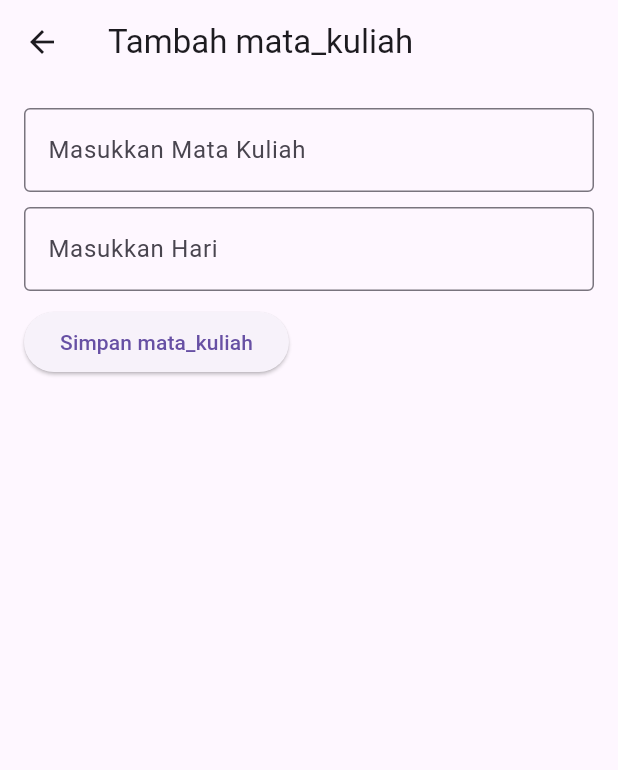
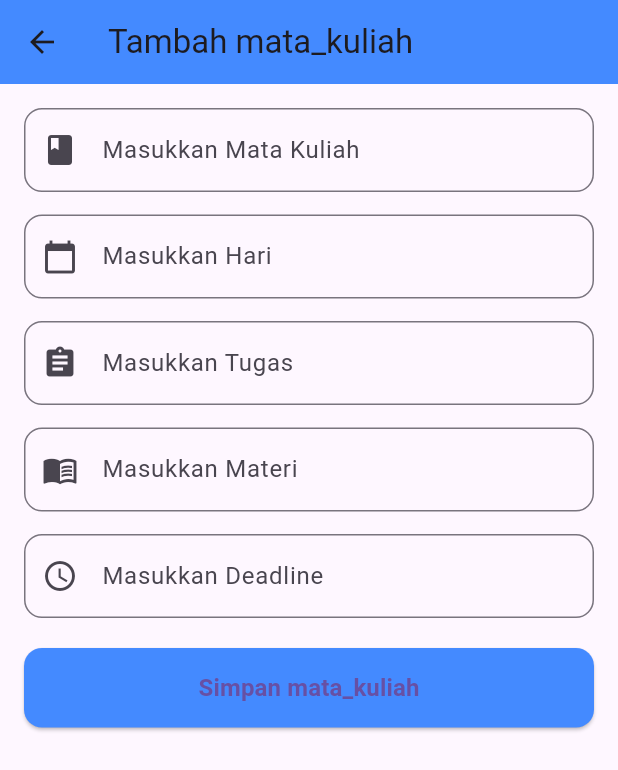
Before and after one commit to lioneladitya/aplikasi-jadwal-kuliah, a Flutter app: the MahasiswaAddView screen opened directly, on a phone screen of 412 x 824 dp. Shown: the top 770 px of the screen. Run offline on Flutter 3.47's test engine with Material 3 defaults, Android fonts, the phone set to English and light mode, and no system bars; our stand-ins replace cloud_firestore, firebase_auth, firebase_core, get; accounts and stored records are empty.

Commit message:
merubah tampilan di menu tambah matakuliah dan menambahkan fitur fitur terbaru, serta merubah sedikit fitur di menu home

```diff
--- a/lib/app/modules/home/views/home_view.dart
+++ b/lib/app/modules/home/views/home_view.dart
@@ -60,16 +60,6 @@ class _DashboardAdminState extends State<DashboardAdmin> {
           _fragment[_index]['title'],
           style: TextStyle(fontWeight: FontWeight.w600),
         ),
-        actions: [
-          IconButton(
-            tooltip: "Add New",
-            onPressed: () {
-              Widget? addView = _fragment[_index]['add']();
-              if (addView != null) Get.to(addView);
-            },
-            icon: Icon(Icons.add_circle, size: 28),
-          ),
-        ],
       ),
       body: Container(
         decoration: BoxDecoration(
--- a/lib/app/modules/mahasiswa/views/mahasiswa_add_view.dart
+++ b/lib/app/modules/mahasiswa/views/mahasiswa_add_view.dart
@@ -14,12 +14,9 @@ class MahasiswaAddView extends StatefulWidget {
 class _MahasiswaAddViewState extends State<MahasiswaAddView> {
   final TextEditingController _mataKuliahController = TextEditingController();
   final TextEditingController _hariController = TextEditingController();
-  final TextEditingController _tugasController =
-      TextEditingController(); // Tugas
-  final TextEditingController _materiController =
-      TextEditingController(); // Materi
-  final TextEditingController _deadlineController =
-      TextEditingController(); // Deadline
+  final TextEditingController _tugasController = TextEditingController();
+  final TextEditingController _materiController = TextEditingController();
+  final TextEditingController _deadlineController = TextEditingController();
 
   @override
   void initState() {
@@ -32,20 +29,17 @@ class _MahasiswaAddViewState extends State<MahasiswaAddView> {
   Future<void> _loadExistingData(String docId) async {
     try {
       var doc = await FirebaseFirestore.instance
-          .collection(widget.type) // Gunakan widget.type untuk koleksi
+          .collection(widget.type)
           .doc(docId)
           .get();
       if (doc.exists) {
         setState(() {
           var data = doc.data()!;
-          _mataKuliahController.text = data['mata_kuliah'] ?? ''; // Validasi
-          _hariController.text = data['hari'] ?? ''; // Validasi
-          _tugasController.text =
-              data.containsKey('tugas') ? data['tugas'] : '';
-          _materiController.text =
-              data.containsKey('materi') ? data['materi'] : '';
-          _deadlineController.text =
-              data.containsKey('deadline') ? data['deadline'] : '';
+          _mataKuliahController.text = data['mata_kuliah'] ?? '';
+          _hariController.text = data['hari'] ?? '';
+          _tugasController.text = data['tugas'] ?? '';
+          _materiController.text = data['materi'] ?? '';
+          _deadlineController.text = data['deadline'] ?? '';
         });
       }
     } catch (e) {
@@ -62,70 +56,77 @@ class _MahasiswaAddViewState extends State<MahasiswaAddView> {
         title: Text(widget.docId == null
             ? 'Tambah ${widget.type}'
             : 'Edit ${widget.type}'),
+        backgroundColor: Colors.blueAccent,
       ),
-      body: Padding(
+      body: SingleChildScrollView(
+        child: Padding(
           padding: const EdgeInsets.all(16.0),
           child: Column(
             crossAxisAlignment: CrossAxisAlignment.start,
             children: [
-            // Input field untuk nama mata kuliah
               TextField(
                 controller: _mataKuliahController,
                 decoration: InputDecoration(
                   labelText: 'Masukkan Mata Kuliah',
-                border: OutlineInputBorder(),
+                  border: OutlineInputBorder(
+                    borderRadius: BorderRadius.circular(12),
+                  ),
+                  prefixIcon: Icon(Icons.book),
                 ),
               ),
-            SizedBox(height: 10),
-            // Input field untuk hari
+              SizedBox(height: 15),
               TextField(
                 controller: _hariController,
                 decoration: InputDecoration(
                   labelText: 'Masukkan Hari',
-                border: OutlineInputBorder(),
+                  border: OutlineInputBorder(
+                    borderRadius: BorderRadius.circular(12),
+                  ),
+                  prefixIcon: Icon(Icons.calendar_today),
                 ),
               ),
-            SizedBox(height: 10),
-
-            // Kondisional untuk menambahkan input field berdasarkan jenis data
-            if (widget.type == 'daftar_tugas' ||
-                widget.type == 'daftar_materi' ||
-                widget.type == 'daftar_deadline') ...[
-              // Input field untuk tugas
+              SizedBox(height: 15),
               TextField(
                 controller: _tugasController,
                 decoration: InputDecoration(
                   labelText: 'Masukkan Tugas',
-                  border: OutlineInputBorder(),
+                  border: OutlineInputBorder(
+                    borderRadius: BorderRadius.circular(12),
+                  ),
+                  prefixIcon: Icon(Icons.assignment),
                 ),
               ),
-              SizedBox(height: 10),
-            ],
-            if (widget.type == 'daftar_materi' ||
-                widget.type == 'daftar_deadline') ...[
-              // Input field untuk materi
+              SizedBox(height: 15),
               TextField(
                 controller: _materiController,
                 decoration: InputDecoration(
                   labelText: 'Masukkan Materi',
-                  border: OutlineInputBorder(),
+                  border: OutlineInputBorder(
+                    borderRadius: BorderRadius.circular(12),
+                  ),
+                  prefixIcon: Icon(Icons.menu_book),
                 ),
               ),
-              SizedBox(height: 10),
-            ],
-            if (widget.type == 'daftar_deadline') ...[
-              // Input field untuk deadline
+              SizedBox(height: 15),
               TextField(
                 controller: _deadlineController,
                 decoration: InputDecoration(
                   labelText: 'Masukkan Deadline',
-                  border: OutlineInputBorder(),
+                  border: OutlineInputBorder(
+                    borderRadius: BorderRadius.circular(12),
+                  ),
+                  prefixIcon: Icon(Icons.access_time),
                 ),
               ),
-              SizedBox(height: 10),
-            ],
-
+              SizedBox(height: 20),
               ElevatedButton(
+                style: ElevatedButton.styleFrom(
+                  backgroundColor: Colors.blueAccent,
+                  shape: RoundedRectangleBorder(
+                    borderRadius: BorderRadius.circular(12),
+                  ),
+                  padding: EdgeInsets.symmetric(vertical: 15, horizontal: 20),
+                ),
                 onPressed: () async {
                   if (_mataKuliahController.text.isNotEmpty &&
                       _hariController.text.isNotEmpty) {
@@ -147,18 +148,22 @@ class _MahasiswaAddViewState extends State<MahasiswaAddView> {
                     );
                   }
                 },
-  child: Text(widget.docId == null
+                child: Center(
+                  child: Text(
+                    widget.docId == null
                         ? 'Simpan ${widget.type}'
-      : 'Perbarui ${widget.type}'),
+                        : 'Perbarui ${widget.type}',
+                    style: TextStyle(fontSize: 16, fontWeight: FontWeight.bold),
                   ),
-
+                ),
+              ),
             ],
+          ),
         ),
       ),
     );
   }
 
-  // Fungsi untuk menambahkan data ke Firestore
   Future<void> _addData(String type, String mataKuliah, String hari,
       String tugas, String materi, String deadline) async {
     try {
@@ -166,9 +171,9 @@ class _MahasiswaAddViewState extends State<MahasiswaAddView> {
       await collection.add({
         'mata_kuliah': mataKuliah,
         'hari': hari,
-        'tugas': tugas.isNotEmpty ? tugas : '', // Default jika kosong
-        'materi': materi.isNotEmpty ? materi : '', // Default jika kosong
-        'deadline': deadline.isNotEmpty ? deadline : '', // Default jika kosong
+        'tugas': tugas.isNotEmpty ? tugas : '',
+        'materi': materi.isNotEmpty ? materi : '',
+        'deadline': deadline.isNotEmpty ? deadline : '',
         'createdAt': Timestamp.now(),
       });
     } catch (e) {
```
Lines whose indentation alone changed are shown as unchanged.
